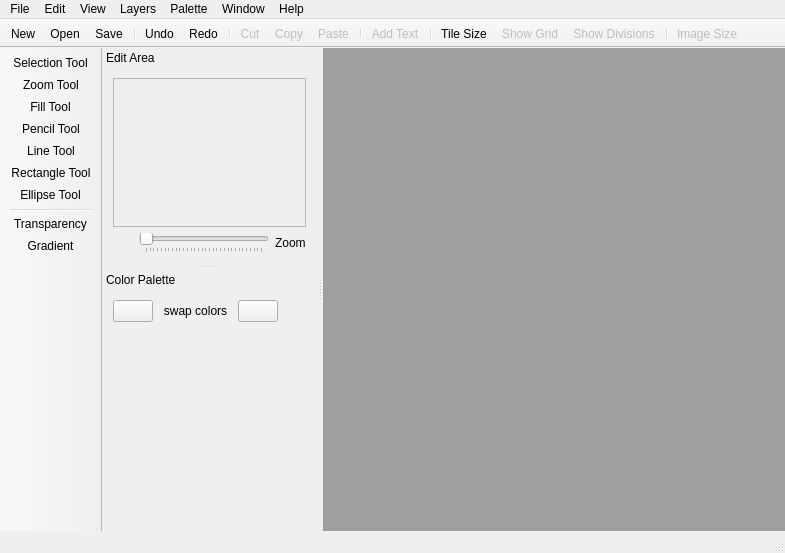
First picture: the form in screens/main_window.ui, repository ricardobusta/pixelbooster, before the edit.
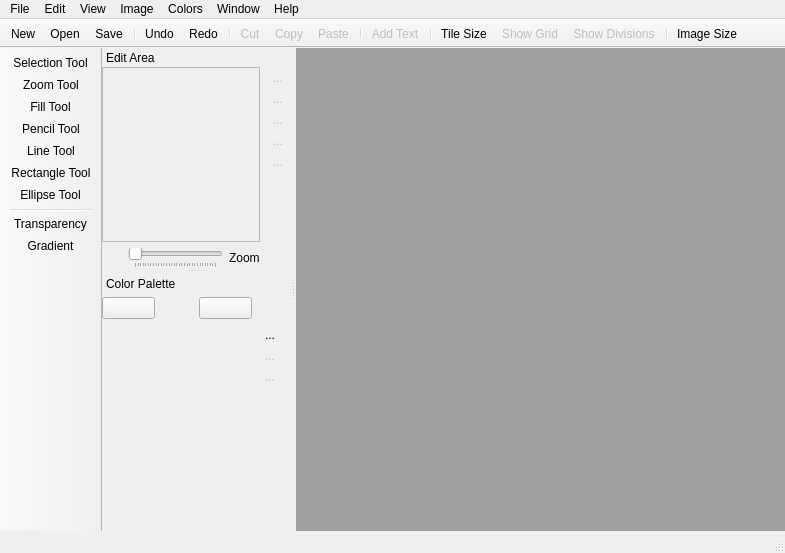
Second picture: the form after the edit. Icons and pictures are not drawn. Custom widgets are drawn as their Qt base class.

Commit message: Changed a bunch of icons. Implemented saving (exporting) the palette. Added names of contributors to the about menu.

Patch:
```diff
--- a/screens/main_window.ui
+++ b/screens/main_window.ui
@@ -17,8 +17,14 @@
    <iconset resource="../resources/icons/icons.qrc">
     <normaloff>:/app_icon/app_icon.svg</normaloff>:/app_icon/app_icon.svg</iconset>
   </property>
+  <property name="styleSheet">
+   <string notr="true">QToolButton{
+	min-width: 30px;
+	min-height: 30px;
+};</string>
+  </property>
   <widget class="QWidget" name="centralWidget">
-   <layout class="QVBoxLayout" name="verticalLayout">
+   <layout class="QHBoxLayout" name="horizontalLayout_4">
     <property name="spacing">
      <number>0</number>
     </property>
@@ -45,7 +51,7 @@
      <x>0</x>
      <y>0</y>
      <width>785</width>
-     <height>21</height>
+     <height>26</height>
     </rect>
    </property>
    <widget class="QMenu" name="menuFile">
@@ -88,7 +94,7 @@
    </widget>
    <widget class="QMenu" name="menuLayers">
     <property name="title">
-     <string>Layers</string>
+     <string>Image</string>
     </property>
     <addaction name="actionImage_Size"/>
     <addaction name="actionClear"/>
@@ -96,6 +102,10 @@
    </widget>
    <widget class="QMenu" name="menuPalette">
     <property name="title">
+     <string>Colors</string>
+    </property>
+    <widget class="QMenu" name="menuPalette_2">
+     <property name="title">
      <string>Palette</string>
     </property>
     <addaction name="actionTransparency"/>
@@ -110,6 +120,14 @@
     <addaction name="actionInvert_Mask"/>
     <addaction name="actionAuto_Mask"/>
    </widget>
+    <addaction name="actionTransparency"/>
+    <addaction name="actionGradient"/>
+    <addaction name="actionSwap_Colors"/>
+    <addaction name="separator"/>
+    <addaction name="menuPalette_2"/>
+    <addaction name="separator"/>
+    <addaction name="menuMask"/>
+   </widget>
    <widget class="QMenu" name="menuWindow">
     <property name="title">
      <string>Window</string>
@@ -212,7 +230,24 @@
     <number>1</number>
    </attribute>
    <widget class="QWidget" name="dockWidgetContents">
-    <layout class="QVBoxLayout" name="verticalLayout_2">
+    <layout class="QHBoxLayout" name="horizontalLayout_5">
+     <property name="spacing">
+      <number>6</number>
+     </property>
+     <property name="leftMargin">
+      <number>0</number>
+     </property>
+     <property name="topMargin">
+      <number>0</number>
+     </property>
+     <property name="rightMargin">
+      <number>0</number>
+     </property>
+     <property name="bottomMargin">
+      <number>0</number>
+     </property>
+     <item>
+      <layout class="QVBoxLayout" name="verticalLayout_6">
      <item>
       <widget class="QScrollArea" name="scrollArea">
        <property name="styleSheet">
@@ -229,8 +264,8 @@
          <rect>
           <x>0</x>
           <y>0</y>
-          <width>211</width>
-          <height>191</height>
+            <width>192</width>
+            <height>144</height>
          </rect>
         </property>
         <layout class="QGridLayout" name="gridLayout">
@@ -401,6 +436,139 @@
       </layout>
      </item>
     </layout>
+     </item>
+     <item>
+      <layout class="QVBoxLayout" name="verticalLayout">
+       <property name="spacing">
+        <number>0</number>
+       </property>
+       <item>
+        <widget class="QToolButton" name="toolButton_5">
+         <property name="enabled">
+          <bool>false</bool>
+         </property>
+         <property name="text">
+          <string>...</string>
+         </property>
+         <property name="icon">
+          <iconset resource="../resources/icons/icons.qrc">
+           <normaloff>:/icons/move_up.png</normaloff>:/icons/move_up.png</iconset>
+         </property>
+         <property name="iconSize">
+          <size>
+           <width>24</width>
+           <height>24</height>
+          </size>
+         </property>
+         <property name="autoRaise">
+          <bool>true</bool>
+         </property>
+        </widget>
+       </item>
+       <item>
+        <widget class="QToolButton" name="toolButton_6">
+         <property name="enabled">
+          <bool>false</bool>
+         </property>
+         <property name="text">
+          <string>...</string>
+         </property>
+         <property name="icon">
+          <iconset resource="../resources/icons/icons.qrc">
+           <normaloff>:/icons/move_down.png</normaloff>:/icons/move_down.png</iconset>
+         </property>
+         <property name="iconSize">
+          <size>
+           <width>24</width>
+           <height>24</height>
+          </size>
+         </property>
+         <property name="autoRaise">
+          <bool>true</bool>
+         </property>
+        </widget>
+       </item>
+       <item>
+        <widget class="QToolButton" name="toolButton">
+         <property name="enabled">
+          <bool>false</bool>
+         </property>
+         <property name="text">
+          <string>...</string>
+         </property>
+         <property name="icon">
+          <iconset resource="../resources/icons/icons.qrc">
+           <normaloff>:/icons/move_right.png</normaloff>:/icons/move_right.png</iconset>
+         </property>
+         <property name="iconSize">
+          <size>
+           <width>24</width>
+           <height>24</height>
+          </size>
+         </property>
+         <property name="autoRaise">
+          <bool>true</bool>
+         </property>
+        </widget>
+       </item>
+       <item>
+        <widget class="QToolButton" name="toolButton_2">
+         <property name="enabled">
+          <bool>false</bool>
+         </property>
+         <property name="text">
+          <string>...</string>
+         </property>
+         <property name="icon">
+          <iconset resource="../resources/icons/icons.qrc">
+           <normaloff>:/icons/move_left.png</normaloff>:/icons/move_left.png</iconset>
+         </property>
+         <property name="iconSize">
+          <size>
+           <width>24</width>
+           <height>24</height>
+          </size>
+         </property>
+         <property name="autoRaise">
+          <bool>true</bool>
+         </property>
+        </widget>
+       </item>
+       <item>
+        <widget class="QToolButton" name="toolButton_7">
+         <property name="enabled">
+          <bool>false</bool>
+         </property>
+         <property name="text">
+          <string>...</string>
+         </property>
+         <property name="iconSize">
+          <size>
+           <width>24</width>
+           <height>24</height>
+          </size>
+         </property>
+         <property name="autoRaise">
+          <bool>true</bool>
+         </property>
+        </widget>
+       </item>
+       <item>
+        <spacer name="verticalSpacer_4">
+         <property name="orientation">
+          <enum>Qt::Vertical</enum>
+         </property>
+         <property name="sizeHint" stdset="0">
+          <size>
+           <width>20</width>
+           <height>40</height>
+          </size>
+         </property>
+        </spacer>
+       </item>
+      </layout>
+     </item>
+    </layout>
    </widget>
   </widget>
   <widget class="QDockWidget" name="dockWidget_2">
@@ -418,6 +586,18 @@
      <property name="spacing">
       <number>6</number>
      </property>
+     <property name="leftMargin">
+      <number>0</number>
+     </property>
+     <property name="topMargin">
+      <number>0</number>
+     </property>
+     <property name="rightMargin">
+      <number>0</number>
+     </property>
+     <property name="bottomMargin">
+      <number>0</number>
+     </property>
      <item>
       <layout class="QVBoxLayout" name="verticalLayout_4">
        <item>
@@ -435,11 +615,23 @@
          <item>
           <widget class="QToolButton" name="swap_colors_toolButton">
            <property name="styleSheet">
-            <string notr="true">border: 0px;
-background-color: transparent;</string>
+            <string notr="true"/>
            </property>
            <property name="text">
-            <string>swap colors</string>
+            <string/>
+           </property>
+           <property name="icon">
+            <iconset resource="../resources/icons/icons.qrc">
+             <normaloff>:/icons/swap_colors.png</normaloff>:/icons/swap_colors.png</iconset>
+           </property>
+           <property name="iconSize">
+            <size>
+             <width>24</width>
+             <height>24</height>
+            </size>
+           </property>
+           <property name="autoRaise">
+            <bool>true</bool>
            </property>
           </widget>
          </item>
@@ -484,9 +676,105 @@
       </layout>
      </item>
      <item>
-      <widget class="QWidget" name="color_tools" native="true">
-       <layout class="QVBoxLayout" name="verticalLayout_3"/>
-      </widget>
+      <layout class="QVBoxLayout" name="verticalLayout_3">
+       <property name="spacing">
+        <number>0</number>
+       </property>
+       <item>
+        <widget class="QToolButton" name="load_palette_toolButton">
+         <property name="enabled">
+          <bool>true</bool>
+         </property>
+         <property name="icon">
+          <iconset resource="../resources/icons/icons.qrc">
+           <normaloff>:/icons/load_palette.png</normaloff>:/icons/load_palette.png</iconset>
+         </property>
+         <property name="iconSize">
+          <size>
+           <width>24</width>
+           <height>24</height>
+          </size>
+         </property>
+         <property name="autoRaise">
+          <bool>true</bool>
+         </property>
+        </widget>
+       </item>
+       <item>
+        <widget class="QToolButton" name="save_palette_toolButton">
+         <property name="enabled">
+          <bool>true</bool>
+         </property>
+         <property name="text">
+          <string>...</string>
+         </property>
+         <property name="icon">
+          <iconset resource="../resources/icons/icons.qrc">
+           <normaloff>:/icons/save_palette.png</normaloff>:/icons/save_palette.png</iconset>
+         </property>
+         <property name="iconSize">
+          <size>
+           <width>24</width>
+           <height>24</height>
+          </size>
+         </property>
+         <property name="autoRaise">
+          <bool>true</bool>
+         </property>
+        </widget>
+       </item>
+       <item>
+        <widget class="QToolButton" name="toolButton_3">
+         <property name="enabled">
+          <bool>false</bool>
+         </property>
+         <property name="text">
+          <string>...</string>
+         </property>
+         <property name="iconSize">
+          <size>
+           <width>24</width>
+           <height>24</height>
+          </size>
+         </property>
+         <property name="autoRaise">
+          <bool>true</bool>
+         </property>
+        </widget>
+       </item>
+       <item>
+        <widget class="QToolButton" name="toolButton_4">
+         <property name="enabled">
+          <bool>false</bool>
+         </property>
+         <property name="text">
+          <string>...</string>
+         </property>
+         <property name="iconSize">
+          <size>
+           <width>24</width>
+           <height>24</height>
+          </size>
+         </property>
+         <property name="autoRaise">
+          <bool>true</bool>
+         </property>
+        </widget>
+       </item>
+       <item>
+        <spacer name="verticalSpacer_3">
+         <property name="orientation">
+          <enum>Qt::Vertical</enum>
+         </property>
+         <property name="sizeHint" stdset="0">
+          <size>
+           <width>20</width>
+           <height>40</height>
+          </size>
+         </property>
+        </spacer>
+       </item>
+      </layout>
      </item>
     </layout>
    </widget>
@@ -812,7 +1100,7 @@
   </action>
   <action name="actionImage_Size">
    <property name="enabled">
-    <bool>false</bool>
+    <bool>true</bool>
    </property>
    <property name="icon">
     <iconset resource="../resources/icons/icons.qrc">
```
Left out of the diff: 27 changed lines with no effect on the pictures. Lines whose indentation alone changed are shown as unchanged. The commit also changes 23 other files.
